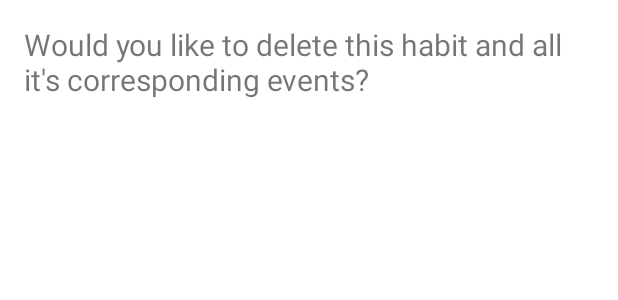
After one commit to CMPUT301F21T25/AgileSprinters, an Android app: the layout delete_habit_fragment.xml on its own in the app's theme, with its tools: preview values and no code run, on a phone screen of 412 x 824 dp. The commit adds this screen. Shown: the top 300 px of the screen. Run offline under Robolectric (Android 15) with nearby library versions, the phone set to English and light mode, and no system bars.

Commit message:
Completed delete dialog fragment and added Javadoc comments to my classes

```diff
--- /dev/null
+++ b/AgileSprinters/app/src/main/res/layout/delete_habit_fragment.xml
@@ -0,0 +1,16 @@
+<?xml version="1.0" encoding="utf-8"?>
+<LinearLayout xmlns:android="http://schemas.android.com/apk/res/android"
+    android:orientation="vertical"
+    android:layout_width="match_parent"
+    android:layout_height="match_parent">
+
+    <TextView
+        android:layout_width="match_parent"
+        android:layout_height="wrap_content"
+        android:id="@+id/delete_habit_textView"
+        android:layout_margin="16dp"
+        android:textSize="20sp"
+        android:ems="10"
+        android:text="Would you like to delete this habit and all it's corresponding events?"/>
+
+</LinearLayout>
```
Also changed, not shown: AgileSprinters/app/src/main/java/com/example/agilesprinters/Home.java (+36 -4 lines), AgileSprinters/app/src/main/java/com/example/agilesprinters/addHabitFragment.java (+47 -4 lines), AgileSprinters/app/src/main/java/com/example/agilesprinters/datePickerFragment.java (+8 -0 lines), AgileSprinters/app/src/main/java/com/example/agilesprinters/deleteHabitFragment.java (added, +90 -0 lines), AgileSprinters/app/src/main/java/com/example/agilesprinters/habitListAdapter.java (+5 -2 lines), AgileSprinters/app/src/main/java/com/example/agilesprinters/viewEditHabitFragment.java (+56 -13 lines).
